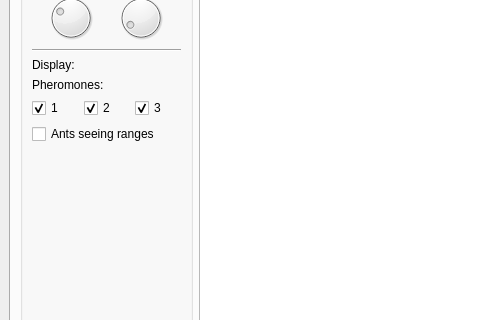
Kamilcuk/Anthill, file mainwindow.ui: the form before one commit; both pictures show x 0 to 480 and y 497 to 817 of the 1024 by 960 pixel window.
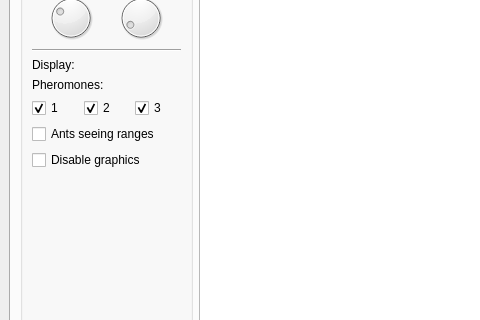
The form after the commit.

Commit message: Added disable graphics option (useful for profiling)

```diff
--- a/mainwindow.ui
+++ b/mainwindow.ui
@@ -291,6 +291,16 @@
              </property>
             </widget>
            </item>
+           <item>
+            <widget class="QCheckBox" name="disableGraphics">
+             <property name="text">
+              <string>Disable graphics</string>
+             </property>
+             <property name="checked">
+              <bool>false</bool>
+             </property>
+            </widget>
+           </item>
            <item>
             <spacer name="verticalSpacer">
              <property name="orientation">
```
Left out of the diff: 2 changed lines with no effect on the pictures. The commit also changes 2 other files.
